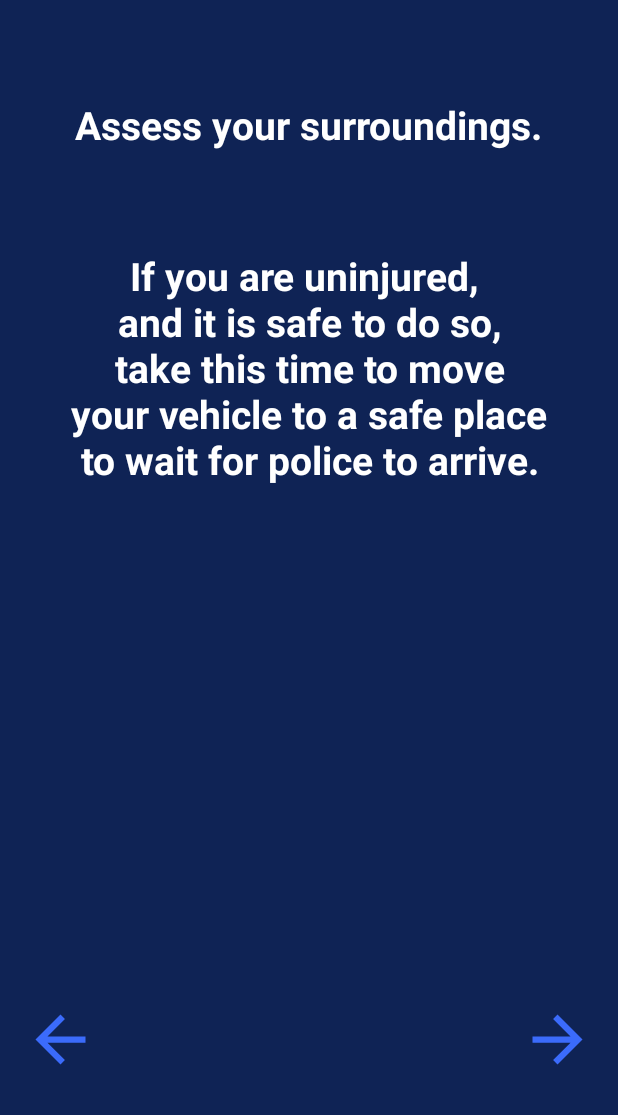
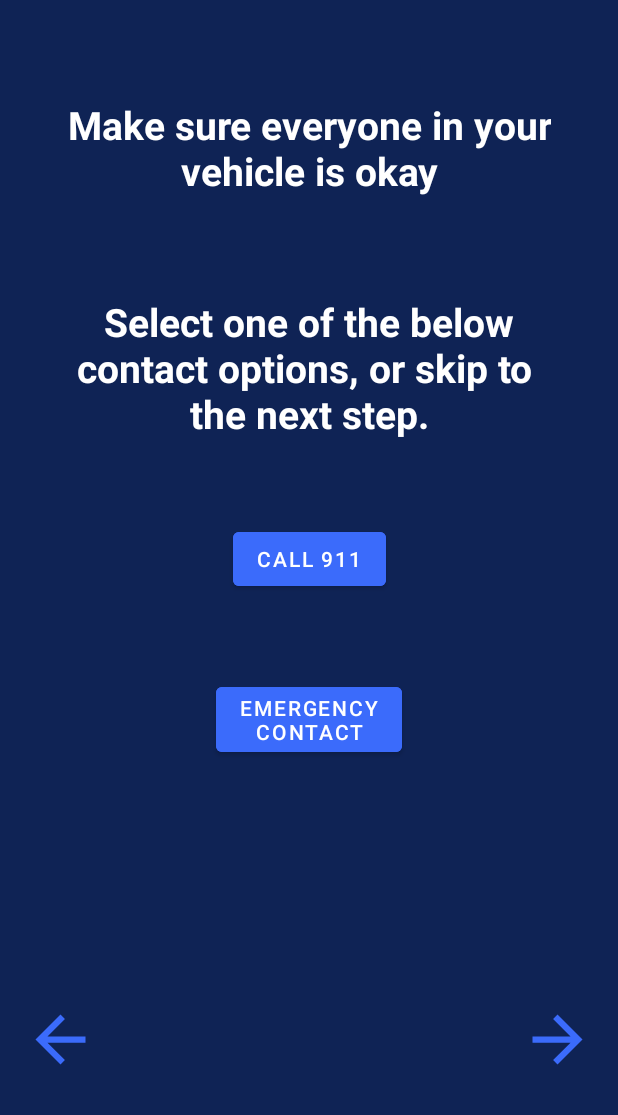
Before and after one commit to MaazHussaini99/androidAccidentApp, an Android app: the Step1 screen opened directly, with no data from a screen before it, on a phone screen of 412 x 824 dp, the part 121-1236 px from its top. Run offline under Robolectric (Android 15) with nearby library versions, the phone set to English and light mode, and no system bars.

Commit message:
Updated Step 1 layout

```diff
--- a/app/src/main/res/layout/activity_step1.xml
+++ b/app/src/main/res/layout/activity_step1.xml
@@ -32,10 +32,11 @@
         android:layout_width="wrap_content"
         android:layout_height="wrap_content"
         android:layout_marginTop="65dp"
-        android:text="Assess your surroundings."
+        android:text="Make sure everyone in your\nvehicle is okay"
         android:textColor="@color/white"
         android:textStyle="bold"
         android:textSize="26dp"
+        android:textAlignment="center"
         app:layout_constraintTop_toBottomOf="@id/logo"
         app:layout_constraintLeft_toLeftOf="parent"
         app:layout_constraintRight_toRightOf="parent"/>
@@ -51,6 +52,28 @@
         android:textSize="26dp"
         android:textAlignment="center"
         app:layout_constraintTop_toBottomOf="@id/instr1"
+        app:layout_constraintLeft_toLeftOf="parent"
+        app:layout_constraintRight_toRightOf="parent"/>
+
+    <Button
+        android:id="@+id/dial911_btn"
+        android:layout_width="wrap_content"
+        android:layout_height="wrap_content"
+        android:layout_marginTop="55dp"
+        android:text="Call 911"
+        android:backgroundTint="@color/logo"
+        app:layout_constraintTop_toBottomOf="@id/instr2"
+        app:layout_constraintLeft_toLeftOf="parent"
+        app:layout_constraintRight_toRightOf="parent"/>
+
+    <Button
+        android:id="@+id/emergencyContact_btn"
+        android:layout_width="wrap_content"
+        android:layout_height="wrap_content"
+        android:layout_marginTop="55dp"
+        android:text="Emergency\nContact"
+        android:backgroundTint="@color/logo"
+        app:layout_constraintTop_toBottomOf="@id/dial911_btn"
         app:layout_constraintLeft_toLeftOf="parent"
         app:layout_constraintRight_toRightOf="parent"/>
 
--- a/app/src/main/res/values/strings.xml
+++ b/app/src/main/res/values/strings.xml
@@ -1,4 +1,4 @@
 <resources>
-    <string name="app_name">androidAccidentApp</string>
-    <string name="step1Instruction">If you are uninjured, \nand it is safe to do so,\ntake this time to move\nyour vehicle to a safe place\nto wait for police to arrive.</string>
+    <string name="app_name">ASAP</string>
+    <string name="step1Instruction">Select one of the below\ncontact options, or skip to \nthe next step.</string>
 </resources>
```
